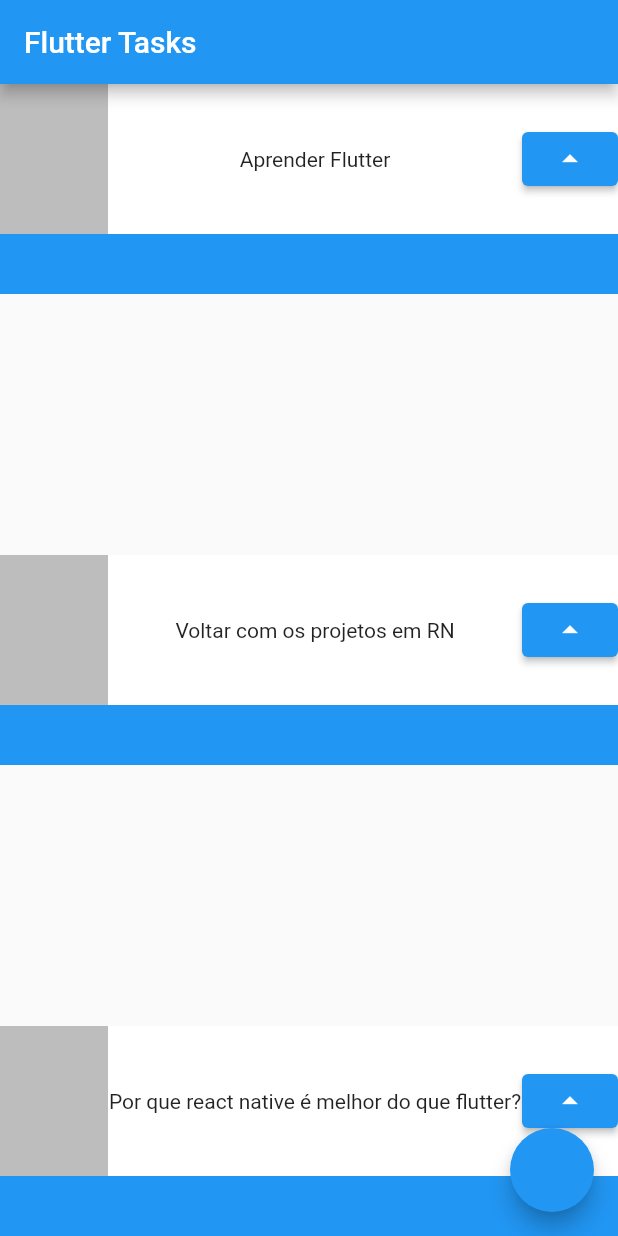
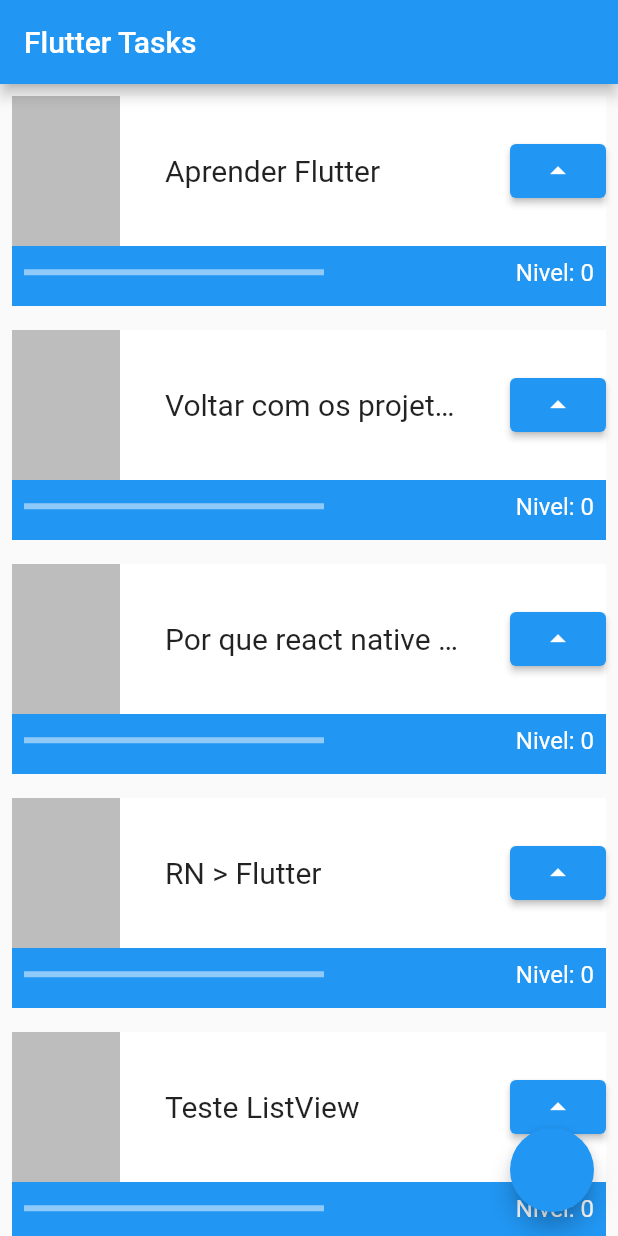
Before and after one commit to HenriqueACF/flutter_tarefas, a Flutter app: the screen it shows after launch, on a phone screen of 412 x 824 dp. Run offline on Flutter 3.47's test engine with Material 2 defaults, Android fonts, the phone set to English and light mode, and no system bars.

Commit message:
feat: linearIndicatorProgress

```diff
--- a/lib/main.dart
+++ b/lib/main.dart
@@ -19,12 +19,17 @@
         appBar: AppBar(
           title: Text('Flutter Tasks'),
         ),
-        body: Column(
-          mainAxisAlignment: MainAxisAlignment.spaceBetween,
+        body: ListView(
           children: [
             Task('Aprender Flutter'),
             Task('Voltar com os projetos em RN'),
             Task('Por que react native é melhor do que flutter?'),
+            Task('RN > Flutter'),
+            Task('Teste ListView'),
+            Task('Teste ListView'),
+            Task('Teste ListView'),
+            Task('Teste ListView'),
+            Task('Teste ListView'),
           ],
         ),
         floatingActionButton: FloatingActionButton(onPressed: () {}),
@@ -34,19 +39,31 @@
   }
 }
 
-class Task extends StatelessWidget {
+class Task extends StatefulWidget {
   final String nome;
+
   const Task(this.nome, {Key? key}) : super(key: key);
 
   @override
+  State<Task> createState() => _TaskState();
+}
+
+class _TaskState extends State<Task> {
+  int nivel = 0;
+
+  @override
   Widget build(BuildContext context) {
-    return Container(
+    return Padding(
+      padding: const EdgeInsets.all(8.0),
+      child: Container(
         child: Stack(
           children: [
             Container(
               color: Colors.blue,
               height: 140,
             ),
+            Column(
+              children: [
                 Container(
                   color: Colors.white,
                   height: 100,
@@ -58,12 +75,50 @@
                         width: 72,
                         height: 100,
                       ),
-                Text(nome),
-                ElevatedButton(onPressed: (){}, child: Icon(Icons.arrow_drop_up))
+                      Container(
+                          width: 200,
+                          child: Text(
+                            widget.nome,
+                            style: TextStyle(
+                                fontSize: 20, overflow: TextOverflow.ellipsis),
+                          )),
+                      ElevatedButton(
+                          onPressed: () {
+                            setState(() {
+                              nivel++;
+                            });
+                            print(nivel);
+                          },
+                          child: Icon(Icons.arrow_drop_up))
                     ],
                   ),
-          )
+                ),
+                Row(
+                  mainAxisAlignment: MainAxisAlignment.spaceBetween,
+                  children: [
+                    Padding(
+                      padding: const EdgeInsets.all(8),
+                      child: Container(
+                        child: LinearProgressIndicator(
+                          color: Colors.white,
+                          value: nivel/10,
+                        ),
+                        width: 200,
+                      ),
+                    ),
+                    Padding(
+                      padding: const EdgeInsets.all(8),
+                      child: Text(
+                        'Nivel: $nivel',
+                        style: TextStyle(color: Colors.white, fontSize: 16),
+                      ),
+                    ),
                   ],
+                ),
+              ],
+            ),
+          ],
+        ),
       ),
     );
   }
```
Lines whose indentation alone changed are shown as unchanged.
